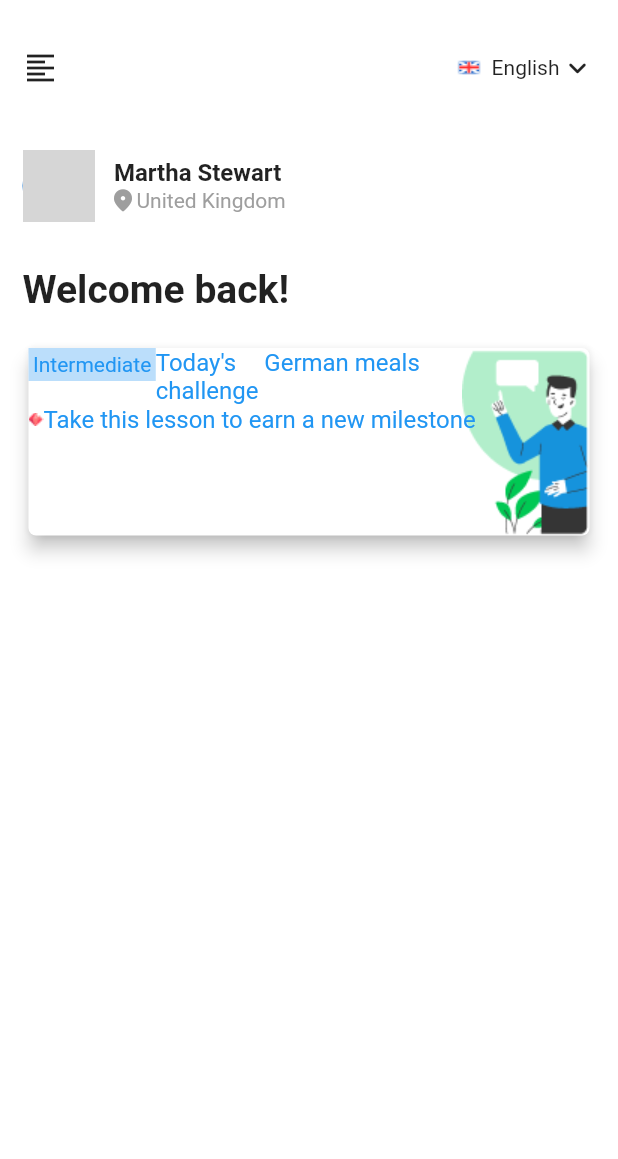
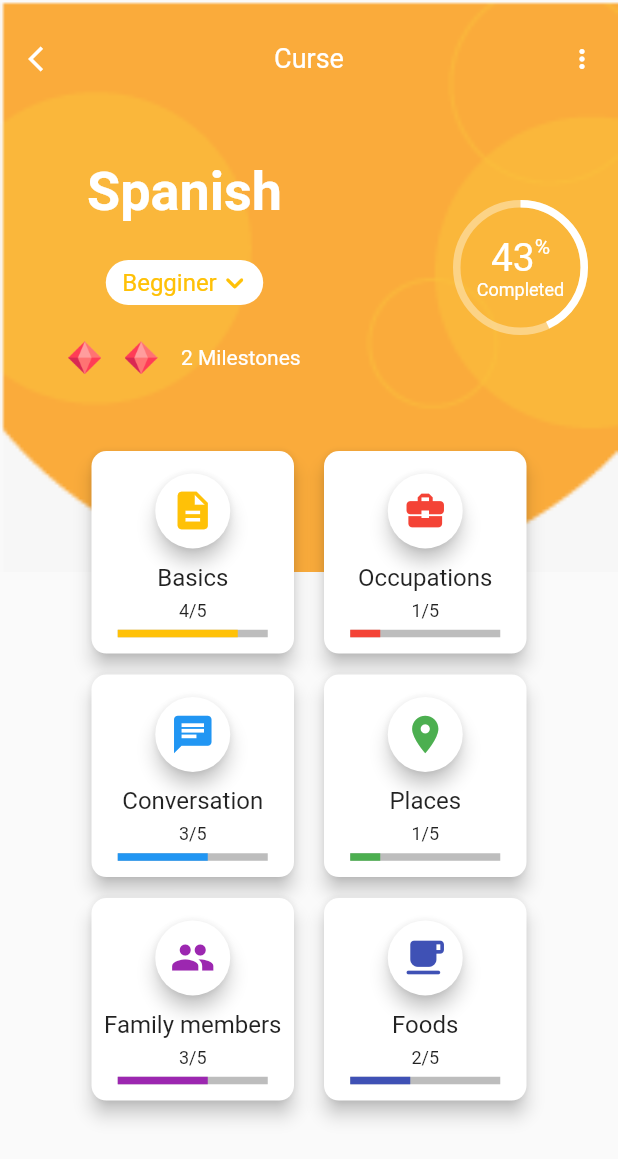
Before and after one commit to Pritom-Chaki/challenge_100_days, a Flutter app: the screen it shows after launch, on a phone screen of 412 x 824 dp. Shown: the top 1159 px of the screen. Run offline on Flutter 3.47's test engine with Material 2 defaults, Android fonts, the phone set to English and light mode, and no system bars; drawn by our look-alikes of percent_indicator; missing offline and left inert: flutter_sparkline; grey boxes are pictures that could not be loaded.

Commit message:
Day_2 2 pages done

```diff
--- /dev/null
+++ b/lib/day_2/curse_page.dart
@@ -0,0 +1,251 @@
+import 'package:flutter/material.dart';
+import 'package:percent_indicator/circular_percent_indicator.dart';
+import 'package:percent_indicator/linear_percent_indicator.dart';
+
+class CursePage extends StatefulWidget {
+  @override
+  _CursePageState createState() => _CursePageState();
+}
+
+class _CursePageState extends State<CursePage> {
+  Widget _buildTopBar() {
+    return Row(
+      mainAxisAlignment: MainAxisAlignment.spaceBetween,
+      children: [
+        IconButton(
+          onPressed: () {
+            Navigator.pop(context);
+          },
+          icon: Icon(Icons.arrow_back_ios_outlined,
+              color: Colors.white, size: 20),
+        ),
+        Text(
+          'Curse',
+          style: TextStyle(color: Colors.white, fontSize: 18),
+        ),
+        IconButton(
+          onPressed: () {
+            Navigator.pop(context);
+          },
+          icon: Icon(Icons.more_vert, color: Colors.white, size: 20),
+        ),
+      ],
+    );
+  }
+
+  Widget _buildMiddle() {
+    return Container(
+      height: MediaQuery.of(context).size.height * .28,
+      padding: EdgeInsets.symmetric(horizontal: 20.0, vertical: 20.0),
+      child: Row(
+        mainAxisAlignment: MainAxisAlignment.spaceBetween,
+        children: [
+          Column(
+            mainAxisAlignment: MainAxisAlignment.spaceEvenly,
+            children: [
+              Text(
+                'Spanish',
+                style: TextStyle(
+                    color: Colors.white,
+                    fontSize: 36,
+                    fontWeight: FontWeight.bold),
+              ),
+              Container(
+                padding: EdgeInsets.symmetric(horizontal: 7.0, vertical: 3.0),
+                decoration: BoxDecoration(
+                    borderRadius: BorderRadius.circular(20),
+                    color: Colors.white),
+                child: Row(
+                  children: [
+                    Text(
+                      ' Begginer',
+                      style: TextStyle(color: Colors.amber, fontSize: 16),
+                    ),
+                    Icon(
+                      Icons.keyboard_arrow_down_rounded,
+                      color: Colors.amber,
+                    )
+                  ],
+                ),
+              ),
+              Container(
+                width: MediaQuery.of(context).size.width * .5,
+                padding: EdgeInsets.symmetric(horizontal: 10.0),
+                child: Row(
+                  mainAxisAlignment: MainAxisAlignment.spaceEvenly,
+                  children: [
+                    Image.asset(
+                      'assets/images/dimond.png',
+                      height: 22,
+                      width: 22,
+                      fit: BoxFit.fill,
+                    ),
+                    Image.asset(
+                      'assets/images/dimond.png',
+                      height: 22,
+                      width: 22,
+                      fit: BoxFit.fill,
+                    ),
+                    Text(
+                      '2 Milestones',
+                      style: TextStyle(color: Colors.white),
+                    )
+                  ],
+                ),
+              )
+            ],
+          ),
+          CircularPercentIndicator(
+            radius: 90.0,
+            lineWidth: 5.0,
+            percent: 43 / 100,
+            center: Column(
+              mainAxisAlignment: MainAxisAlignment.center,
+              crossAxisAlignment: CrossAxisAlignment.center,
+              children: [
+                Row(
+                  mainAxisAlignment: MainAxisAlignment.center,
+                  crossAxisAlignment: CrossAxisAlignment.start,
+                  children: [
+                    Text(
+                      '43',
+                      style: TextStyle(color: Colors.white, fontSize: 26),
+                    ),
+                    Text(
+                      '%',
+                      style: TextStyle(color: Colors.white, fontSize: 14),
+                    ),
+                  ],
+                ),
+                Text(
+                  'Completed',
+                  style: TextStyle(color: Colors.white, fontSize: 12),
+                )
+              ],
+            ),
+            progressColor: Colors.white,
+            backgroundColor: Colors.white38,
+          ),
+        ],
+      ),
+    );
+  }
+
+  Widget _buildBottomCard(
+      {IconData mIcon, String text1, double rank, Color mColor}) {
+    return Card(
+      elevation: 5.0,
+      margin: EdgeInsets.symmetric(horizontal: 10.0, vertical: 7.0),
+      color: Colors.white,
+      shape: RoundedRectangleBorder(borderRadius: BorderRadius.circular(10.0)),
+      child: Container(
+        width: 135,
+        height: 135,
+        padding: EdgeInsets.symmetric(horizontal: 5.0, vertical: 8.0),
+        child: Column(
+          mainAxisAlignment: MainAxisAlignment.spaceAround,
+          crossAxisAlignment: CrossAxisAlignment.center,
+          children: [
+            Card(
+                elevation: 5.0,
+                shape: RoundedRectangleBorder(
+                    borderRadius: BorderRadius.circular(30.0)),
+                child: Padding(
+                  padding: const EdgeInsets.all(10.0),
+                  child: Icon(
+                    mIcon,
+                    size: 30,
+                    color: mColor,
+                  ),
+                )),
+            Text(
+              text1,
+              style: TextStyle(fontSize: 16),
+            ),
+            Text(
+              rank.toStringAsFixed(0) + '/5',
+              style: TextStyle(fontSize: 12),
+            ),
+            LinearPercentIndicator(
+              alignment: MainAxisAlignment.center,
+              width: 120.0,
+              lineHeight: 5.0,
+              percent: rank / 5,
+              backgroundColor: Colors.grey[400],
+              progressColor: mColor,
+            ),
+          ],
+        ),
+      ),
+    );
+  }
+
+  @override
+  Widget build(BuildContext context) {
+    return Scaffold(
+      body: Container(
+        padding: EdgeInsets.only(top: 15.0),
+        height: double.infinity,
+        decoration: BoxDecoration(
+            image: DecorationImage(
+                alignment: Alignment.topCenter,
+                image: AssetImage('assets/images/page_2_background.png'),
+                fit: BoxFit.fitWidth)),
+        child: Column(
+          children: [
+            _buildTopBar(),
+            _buildMiddle(),
+            Row(
+              mainAxisAlignment: MainAxisAlignment.center,
+              crossAxisAlignment: CrossAxisAlignment.end,
+              children: [
+                _buildBottomCard(
+                    mIcon: Icons.description,
+                    text1: 'Basics',
+                    rank: 4,
+                    mColor: Colors.amber),
+                _buildBottomCard(
+                    mIcon: Icons.business_center,
+                    text1: 'Occupations',
+                    rank: 1,
+                    mColor: Colors.red),
+              ],
+            ),
+            Row(
+              mainAxisAlignment: MainAxisAlignment.center,
+              crossAxisAlignment: CrossAxisAlignment.end,
+              children: [
+                _buildBottomCard(
+                    mIcon: Icons.chat,
+                    text1: 'Conversation',
+                    rank: 3,
+                    mColor: Colors.blue),
+                _buildBottomCard(
+                    mIcon: Icons.location_on,
+                    text1: 'Places',
+                    rank: 1,
+                    mColor: Colors.green),
+              ],
+            ),
+            Row(
+              mainAxisAlignment: MainAxisAlignment.center,
+              crossAxisAlignment: CrossAxisAlignment.end,
+              children: [
+                _buildBottomCard(
+                    mIcon: Icons.group,
+                    text1: 'Family members',
+                    rank: 3,
+                    mColor: Colors.purple),
+                _buildBottomCard(
+                    mIcon: Icons.local_cafe_rounded,
+                    text1: 'Foods',
+                    rank: 2,
+                    mColor: Colors.indigo),
+              ],
+            ),
+          ],
+        ),
+      ),
+    );
+  }
+}
--- a/lib/day_2/day_2.dart
+++ b/lib/day_2/day_2.dart
@@ -1 +1,2 @@
 export 'package:challenge_100_days/day_2/day_2_main.dart';
+export 'curse_page.dart';
--- a/lib/main.dart
+++ b/lib/main.dart
@@ -16,7 +16,7 @@ class MyApp extends StatelessWidget {
       theme: ThemeData(
         primarySwatch: Colors.blue,
       ),
-      home: Day2Main(),
+      home: CursePage(),
     );
   }
 }
--- a/pubspec.yaml
+++ b/pubspec.yaml
@@ -25,6 +25,7 @@ dependencies:
     sdk: flutter
   flutter_sparkline: ^0.1.0
   flutter_custom_tab_bar: ^1.0.0
+  percent_indicator: "^2.1.7+2"
 
 
   # The following adds the Cupertino Icons font to your application.
```
Also changed, not shown: lib/day_2/day_2_main.dart (+111 -15 lines), assets/images/card_background.png, assets/images/dimond.png.
